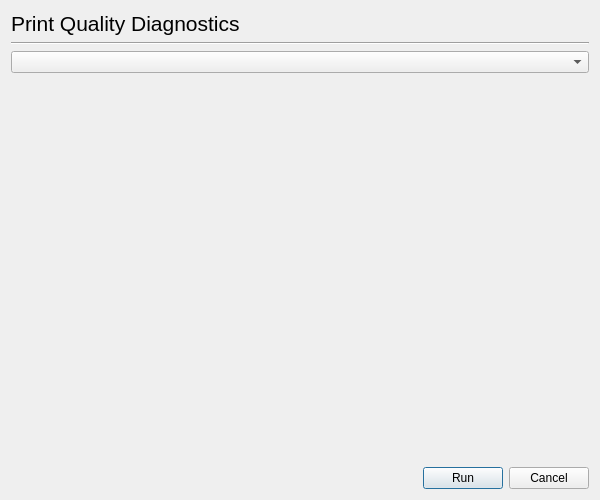
Before: the Qt Designer form ui4/pqdiagdialog_base.ui in mwilck/hplip, drawn with Qt 5.
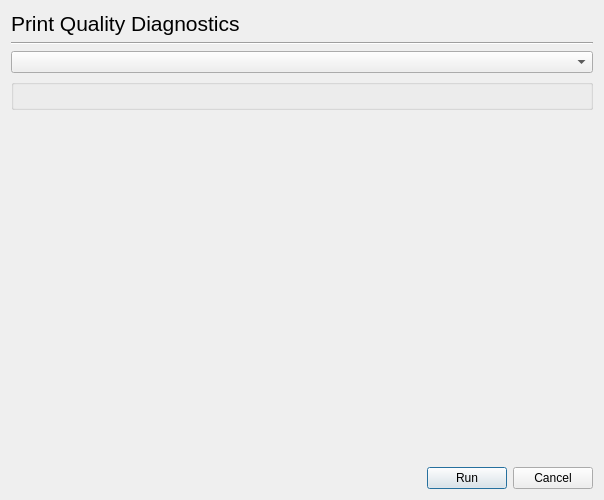
After: the same form once the commit is applied. Custom widgets are drawn as their Qt base class.

Patch:
```diff
--- a/ui4/pqdiagdialog_base.ui
+++ b/ui4/pqdiagdialog_base.ui
@@ -35,22 +35,29 @@
    <item row="2" column="0" colspan="3" >
     <widget class="DeviceUriComboBox" name="DeviceComboBox" />
    </item>
-   <item row="3" column="0" >
-    <spacer>
-     <property name="orientation" >
-      <enum>Qt::Vertical</enum>
+   <item row="3" column="0" colspan="3" >
+    <widget class="LoadPaperGroupBox" name="LoadPaper" >
+     <property name="title" >
+      <string/>
      </property>
-     <property name="sizeHint" >
-      <size>
-       <width>20</width>
-       <height>301</height>
-      </size>
-     </property>
-    </spacer>
+    </widget>
    </item>
    <item row="4" column="0" >
     <spacer>
      <property name="orientation" >
+      <enum>Qt::Vertical</enum>
+     </property>
+     <property name="sizeHint" >
+      <size>
+       <width>410</width>
+       <height>81</height>
+      </size>
+     </property>
+    </spacer>
+   </item>
+   <item row="5" column="0" >
+    <spacer>
+     <property name="orientation" >
       <enum>Qt::Horizontal</enum>
      </property>
      <property name="sizeHint" >
@@ -61,14 +68,14 @@
      </property>
     </spacer>
    </item>
-   <item row="4" column="1" >
+   <item row="5" column="1" >
     <widget class="QPushButton" name="RunButton" >
      <property name="text" >
       <string>Run</string>
      </property>
     </widget>
    </item>
-   <item row="4" column="2" >
+   <item row="5" column="2" >
     <widget class="QPushButton" name="CancelButton" >
      <property name="text" >
       <string>Cancel</string>
@@ -83,6 +90,12 @@
    <extends>QComboBox</extends>
    <header>deviceuricombobox.h</header>
   </customwidget>
+  <customwidget>
+   <class>LoadPaperGroupBox</class>
+   <extends>QGroupBox</extends>
+   <header>loadpapergroupbox.h</header>
+   <container>1</container>
+  </customwidget>
  </customwidgets>
  <resources/>
  <connections/>
```
